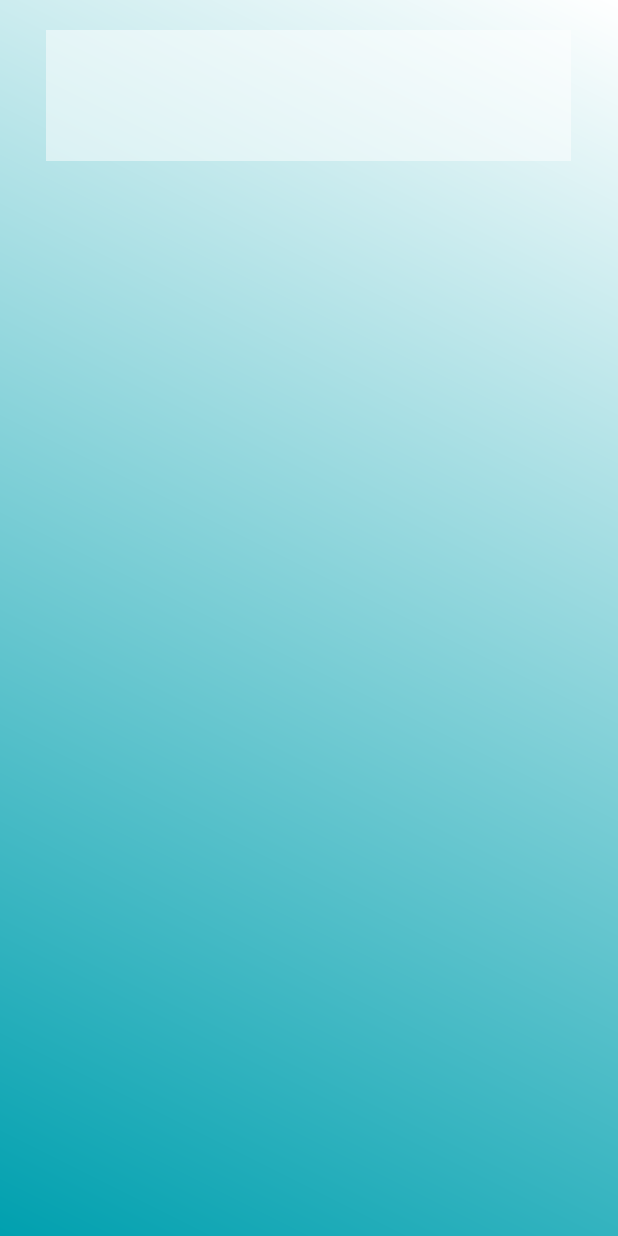
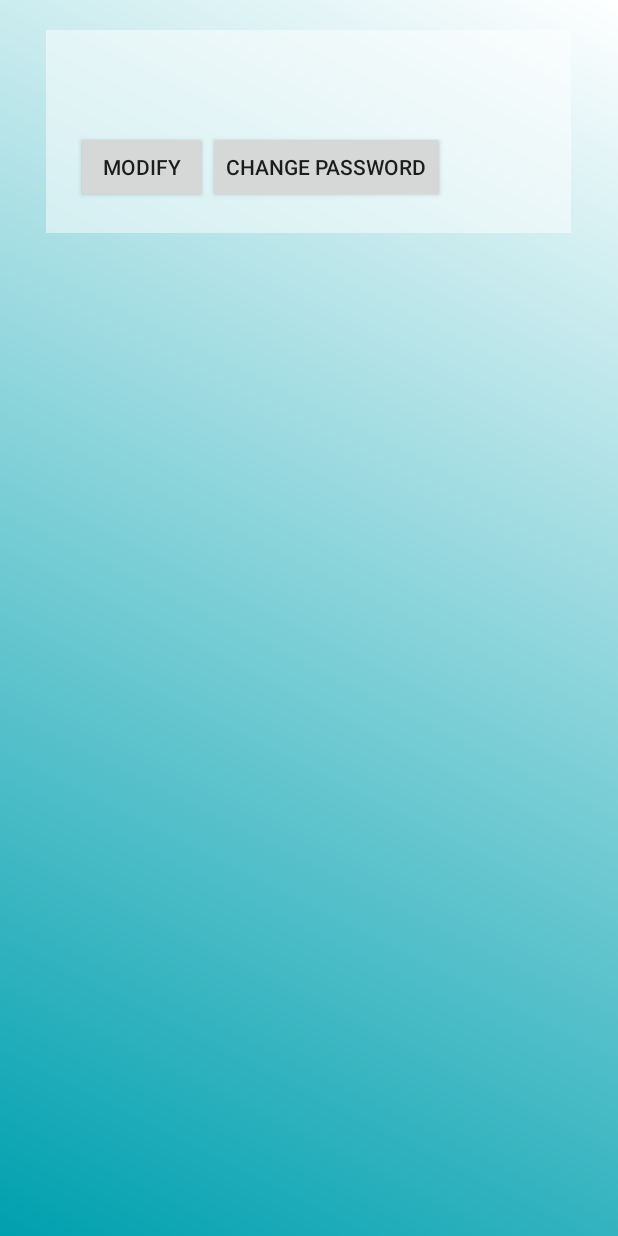
Before and after one commit to TeaFlex/ProcessimControlApp, an Android app: the layout activity_welcome.xml on its own in the app's theme, with its tools: preview values and no code run, on a phone screen of 412 x 824 dp. Run offline under Robolectric (Android 15) with nearby library versions, the phone set to English and light mode, and no system bars.

Commit message:
Small tweaks

```diff
--- a/app/src/main/java/be/heh/std/app/FormActivity.java
+++ b/app/src/main/java/be/heh/std/app/FormActivity.java
@@ -34,6 +34,7 @@ public abstract class FormActivity extends Activity {
         info_msg = (TextView) findViewById(R.id.info_msg);
         error_msg = (TextView) findViewById(R.id.error_msg);
         notEmptyInputs = new ArrayList<>();
+        title.setVisibility(View.GONE);
     }
 
     public void onFormClickManager(View v) throws Exception {
--- a/app/src/main/java/be/heh/std/app/LoginActivity.java
+++ b/app/src/main/java/be/heh/std/app/LoginActivity.java
@@ -34,6 +34,7 @@ public class LoginActivity extends FormActivity {
         notEmptyInputs.addAll(Arrays.asList(email, password));
 
         form.setVisibility(View.VISIBLE);
+        title.setVisibility(View.VISIBLE);
         info_msg.setText(getString(R.string.need_login));
     }
 
--- a/app/src/main/java/be/heh/std/app/RegisterActivity.java
+++ b/app/src/main/java/be/heh/std/app/RegisterActivity.java
@@ -42,6 +42,7 @@ public class RegisterActivity extends FormActivity {
         notEmptyInputs.addAll(Arrays.asList(firstname, lastname, email, password, password2));
 
         form.setVisibility(View.VISIBLE);
+        title.setVisibility(View.VISIBLE);
         if(firstTime) {
             info_msg.setText(getString(R.string.need_register));
             to_login.setVisibility(View.GONE);
--- a/app/src/main/res/layout/activity_welcome.xml
+++ b/app/src/main/res/layout/activity_welcome.xml
@@ -14,7 +14,7 @@
         android:layout_width="350dp"
         android:layout_height="wrap_content"
         android:orientation="vertical"
-        android:background="#80FFFFFF"
+        android:background="@color/white_tran"
         android:padding="20dp"
         android:layout_marginTop="20dp">
 
@@ -31,8 +31,35 @@
             android:layout_width="match_parent"
             android:layout_height="wrap_content"
             android:id="@+id/user_infos"
+            android:background="@color/white"
             >
         </TableLayout>
+
+        <LinearLayout
+            android:layout_width="match_parent"
+            android:layout_height="wrap_content">
+            <Button
+                android:id="@+id/modify_profile"
+                android:layout_width="wrap_content"
+                android:layout_height="wrap_content"
+                android:text="@string/modify"
+                android:onClick="onWelcomeClickManager"/>
+
+            <Button
+                android:id="@+id/chg_password"
+                android:layout_width="wrap_content"
+                android:layout_height="wrap_content"
+                android:text="@string/chgpassword"
+                android:onClick="onWelcomeClickManager"/>
+        </LinearLayout>
+    </LinearLayout>
+
+    <LinearLayout
+        android:layout_width="350dp"
+        android:layout_height="wrap_content"
+        android:background="@color/white_tran"
+        android:layout_marginTop="20dp"
+        >
 
     </LinearLayout>
 
--- a/app/src/main/res/values/colors.xml
+++ b/app/src/main/res/values/colors.xml
@@ -6,4 +6,6 @@
     <color name="red">#F00</color>
     <color name="yellow">#A90</color>
     <color name="white">#FFF</color>
+    <color name="white_tran">#80FFFFFF</color>
+    <color name="grey_tran">#80AAAAAA</color>
 </resources>
```
Also changed, not shown: app/src/main/java/be/heh/std/app/WelcomeActivity.java (+23 -8 lines), app/src/main/res/values/strings.xml (+14 -0 lines).
